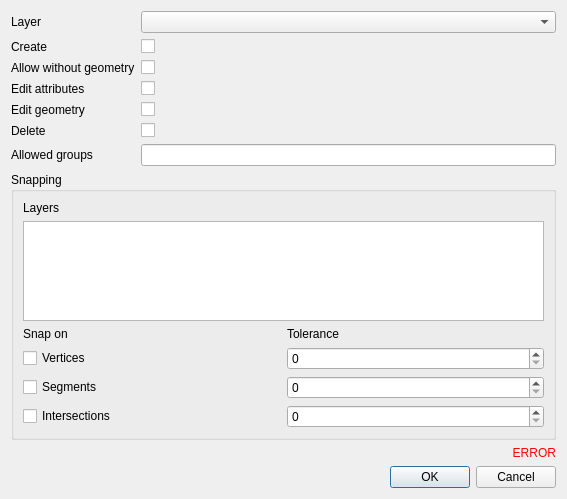
Before: the Qt Designer form lizmap/resources/ui/ui_form_edition.ui in 3liz/lizmap-plugin, drawn with Qt 5.
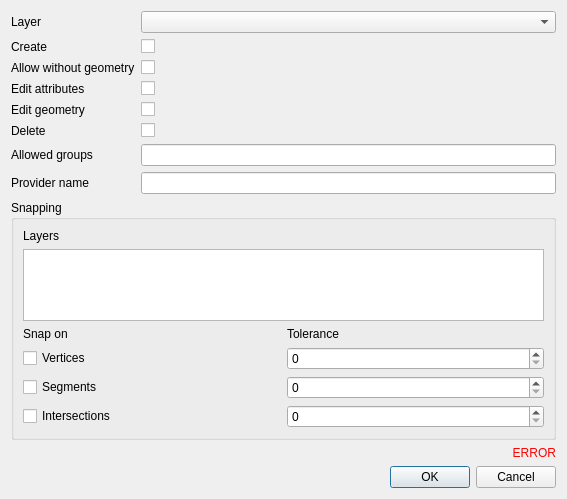
After: the same form once the commit is applied. Custom widgets are drawn as their Qt base class.

Commit message: CFG - Add layer provider automatically for the edition tool

What changed in the file:
```diff
--- a/lizmap/resources/ui/ui_form_edition.ui
+++ b/lizmap/resources/ui/ui_form_edition.ui
@@ -115,6 +115,16 @@
        </property>
       </widget>
      </item>
+     <item row="7" column="0">
+      <widget class="QLabel" name="label_provider">
+       <property name="text">
+        <string>Provider name</string>
+       </property>
+      </widget>
+     </item>
+     <item row="7" column="1">
+      <widget class="QLineEdit" name="provider"/>
+     </item>
     </layout>
    </item>
    <item>
```
The commit also changes 5 other files.
